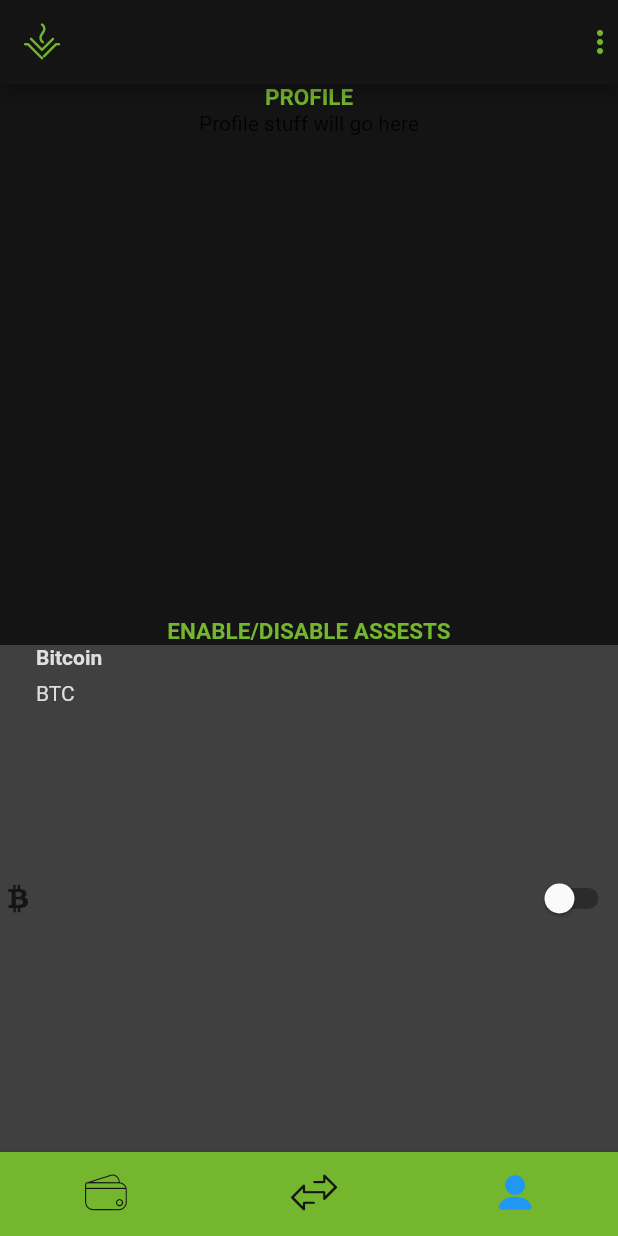
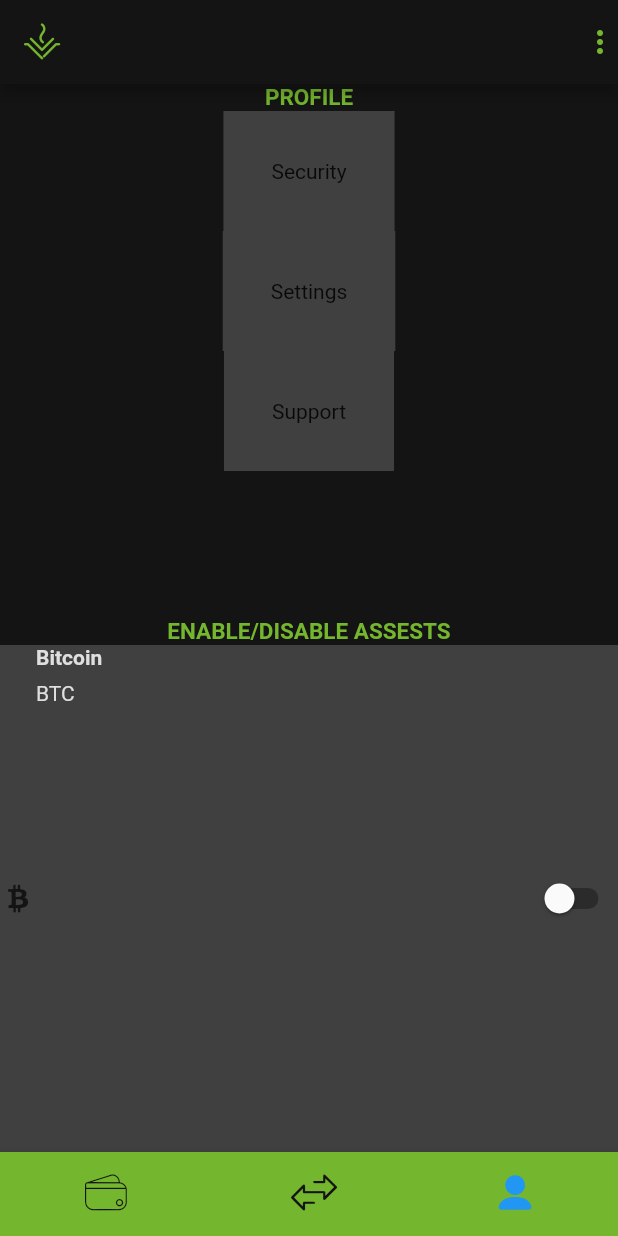
Before and after one commit to Vesta-wallet/vesta, a Flutter app: the screen it shows after launch, item 3 of the bottom bar chosen, on a phone screen of 412 x 824 dp. Run offline on Flutter 3.47's test engine with Material 2 defaults, Android fonts, the phone set to English and light mode, and no system bars.

Commit message:
Added default settings options

```diff
--- a/vesta/lib/main.dart
+++ b/vesta/lib/main.dart
@@ -241,12 +241,38 @@ class _AssetWidgetState extends State<AssetWidget> {
 
 Widget profileSettings = Expanded(
   // Needs to have "Profile"
-  child: Text("Profile stuff will go here"),
-  // Menu items
-  // Security
-  // Settings
-  // Support
+  child: Column(
+    // Menu items
+    children: [
+      // Security
+      ProfileSettingsItem(
+          menuItemName: "Security", icon: MyFlutterApp.menu_exchange_black),
+      // Settings
+      ProfileSettingsItem(
+          menuItemName: "Settings", icon: MyFlutterApp.menu_exchange_black),
+      // Support
+      ProfileSettingsItem(
+          menuItemName: "Support", icon: MyFlutterApp.menu_exchange_black),
+    ],
+  ),
 );
+
+class ProfileSettingsItem extends StatelessWidget {
+  final String menuItemName;
+  final IconData icon;
+
+  ProfileSettingsItem({@required this.menuItemName, @required this.icon});
+  @override
+  Widget build(BuildContext content) {
+    return ColoredBox(
+        color: Color(0xff404040),
+        //padding: const EdgeInsets.all(32),
+        child: Container(
+          padding: const EdgeInsets.all(32),
+          child: Text(menuItemName),
+        ));
+  }
+}
 
 Widget enableDisableAssets = Expanded(
   child: EnableDisableAssetWidget(
```
